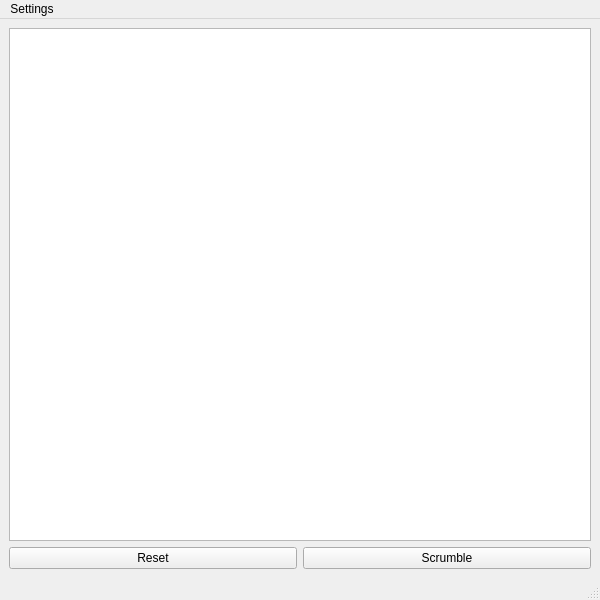
Above: static/ui/mainwindow.ui from kupns-aka-kupa/puzzles before the change. Below: the same form after it.
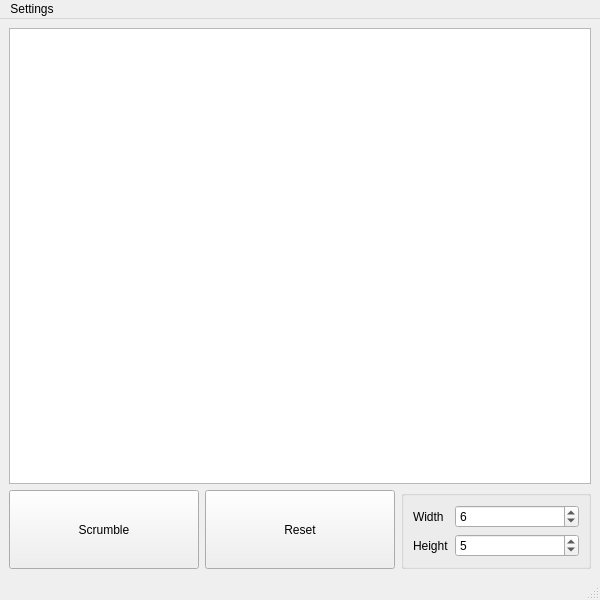
That is the form after the change. Icons and pictures are not drawn.

Commit message: add size spin boxes, fix table model initialization

```diff
--- a/static/ui/mainwindow.ui
+++ b/static/ui/mainwindow.ui
@@ -19,24 +19,6 @@
   </property>
   <widget class="QWidget" name="centralwidget">
    <layout class="QGridLayout" name="gridLayout">
-    <item row="4" column="0">
-     <layout class="QGridLayout" name="gridLayout_4">
-      <item row="1" column="0">
-       <widget class="QPushButton" name="pushButtonReset">
-        <property name="text">
-         <string>Reset</string>
-        </property>
-       </widget>
-      </item>
-      <item row="1" column="1">
-       <widget class="QPushButton" name="pushButtonScrumble">
-        <property name="text">
-         <string>Scrumble</string>
-        </property>
-       </widget>
-      </item>
-     </layout>
-    </item>
     <item row="0" column="0">
      <widget class="QTableView" name="tableView">
       <property name="sizeAdjustPolicy">
@@ -50,6 +32,118 @@
       </property>
      </widget>
     </item>
+    <item row="4" column="0">
+     <layout class="QGridLayout" name="gridLayout_4">
+      <item row="2" column="2">
+       <widget class="QGroupBox" name="groupBox">
+        <property name="sizePolicy">
+         <sizepolicy hsizetype="Minimum" vsizetype="Minimum">
+          <horstretch>0</horstretch>
+          <verstretch>0</verstretch>
+         </sizepolicy>
+        </property>
+        <property name="title">
+         <string/>
+        </property>
+        <layout class="QFormLayout" name="formLayout">
+         <item row="0" column="0">
+          <widget class="QLabel" name="labelWidth">
+           <property name="text">
+            <string>Width</string>
+           </property>
+          </widget>
+         </item>
+         <item row="0" column="1">
+          <widget class="QSpinBox" name="spinBoxWidth">
+           <property name="sizePolicy">
+            <sizepolicy hsizetype="Minimum" vsizetype="Minimum">
+             <horstretch>0</horstretch>
+             <verstretch>0</verstretch>
+            </sizepolicy>
+           </property>
+           <property name="minimum">
+            <number>1</number>
+           </property>
+           <property name="maximum">
+            <number>20</number>
+           </property>
+           <property name="value">
+            <number>6</number>
+           </property>
+          </widget>
+         </item>
+         <item row="1" column="0">
+          <widget class="QLabel" name="labelHeight">
+           <property name="text">
+            <string>Height</string>
+           </property>
+          </widget>
+         </item>
+         <item row="1" column="1">
+          <widget class="QSpinBox" name="spinBoxHeight">
+           <property name="sizePolicy">
+            <sizepolicy hsizetype="Minimum" vsizetype="Minimum">
+             <horstretch>0</horstretch>
+             <verstretch>0</verstretch>
+            </sizepolicy>
+           </property>
+           <property name="minimum">
+            <number>1</number>
+           </property>
+           <property name="maximum">
+            <number>209</number>
+           </property>
+           <property name="value">
+            <number>5</number>
+           </property>
+          </widget>
+         </item>
+        </layout>
+       </widget>
+      </item>
+      <item row="2" column="1">
+       <widget class="QPushButton" name="pushButtonReset">
+        <property name="sizePolicy">
+         <sizepolicy hsizetype="Minimum" vsizetype="Minimum">
+          <horstretch>0</horstretch>
+          <verstretch>0</verstretch>
+         </sizepolicy>
+        </property>
+        <property name="minimumSize">
+         <size>
+          <width>0</width>
+          <height>50</height>
+         </size>
+        </property>
+        <property name="text">
+         <string>Reset</string>
+        </property>
+       </widget>
+      </item>
+      <item row="2" column="0">
+       <widget class="QPushButton" name="pushButtonScrumble">
+        <property name="enabled">
+         <bool>true</bool>
+        </property>
+        <property name="sizePolicy">
+         <sizepolicy hsizetype="Minimum" vsizetype="Minimum">
+          <horstretch>0</horstretch>
+          <verstretch>0</verstretch>
+         </sizepolicy>
+        </property>
+        <property name="minimumSize">
+         <size>
+          <width>0</width>
+          <height>50</height>
+         </size>
+        </property>
+        <property name="text">
+         <string>Scrumble</string>
+        </property>
+       </widget>
+      </item>
+     </layout>
+    </item>
    </layout>
   </widget>
   <widget class="QMenuBar" name="menuBar">
```
The commit also changes 5 other files.
